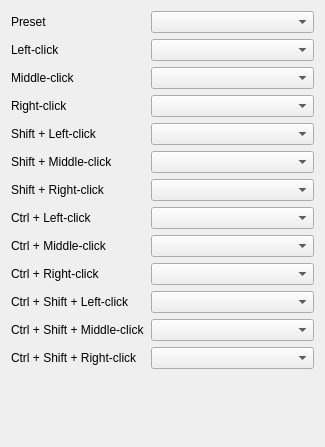
Before: the Qt Designer form src/gui/input/MouseConfigWidget.ui in openscad/openscad, drawn with Qt 5.
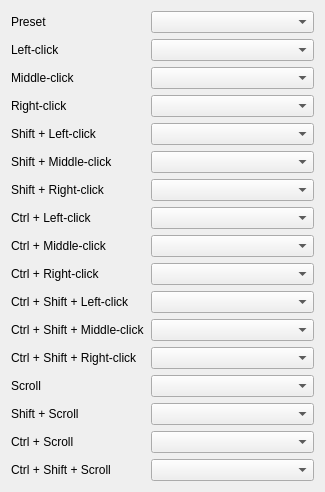
After: the same form once the commit is applied.

Commit message:
Configurable scroll behavior in 3D navigation
Building on the recently-added Mouse settings, this patch allows
configuring the behavior of scrolling (also shift+scroll, ctrl+scroll,
and ctrl+shift+scroll). The default behavior is kept as the status quo:
zoom on scroll, FOV zoom on shift+scroll.

The MouseAction enum was reordered: previously, it was sorted by
modifier, then button, now it's button, then modifier. This way, the
same modifier indexing strategy can be used for the scroll actions.

The edit to the form file:
```diff
--- a/src/gui/input/MouseConfigWidget.ui
+++ b/src/gui/input/MouseConfigWidget.ui
@@ -147,7 +147,7 @@
      </property>
     </widget>
    </item>
-   <item row="13" column="1">
+   <item row="18" column="1">
     <spacer name="horizontalSpacerButtonConfig">
      <property name="orientation">
       <enum>Qt::Horizontal</enum>
@@ -163,7 +163,7 @@
    <item row="4" column="1">
     <widget class="QComboBox" name="comboBoxShiftLeftClick"/>
    </item>
-   <item row="13" column="0">
+   <item row="18" column="0">
     <spacer name="verticalSpacerButtonConfig">
      <property name="orientation">
       <enum>Qt::Vertical</enum>
@@ -179,6 +179,46 @@
    <item row="12" column="1">
     <widget class="QComboBox" name="comboBoxCtrlShiftRightClick"/>
    </item>
+   <item row="14" column="0">
+    <widget class="QLabel" name="labelScroll">
+     <property name="text">
+      <string>Scroll</string>
+     </property>
+    </widget>
+   </item>
+   <item row="14" column="1">
+    <widget class="QComboBox" name="comboBoxScroll"/>
+   </item>
+   <item row="15" column="0">
+    <widget class="QLabel" name="labelShiftScroll">
+     <property name="text">
+      <string>Shift + Scroll</string>
+     </property>
+    </widget>
+   </item>
+   <item row="15" column="1">
+    <widget class="QComboBox" name="comboBoxShiftScroll"/>
+   </item>
+   <item row="16" column="0">
+    <widget class="QLabel" name="labelCtrlScroll">
+     <property name="text">
+      <string>Ctrl + Scroll</string>
+     </property>
+    </widget>
+   </item>
+   <item row="16" column="1">
+    <widget class="QComboBox" name="comboBoxCtrlScroll"/>
+   </item>
+   <item row="17" column="0">
+    <widget class="QLabel" name="labelCtrlShiftScroll">
+     <property name="text">
+      <string>Ctrl + Shift + Scroll</string>
+     </property>
+    </widget>
+   </item>
+   <item row="17" column="1">
+    <widget class="QComboBox" name="comboBoxCtrlShiftScroll"/>
+   </item>
   </layout>
  </widget>
  <resources/>
```
The commit also changes 8 other files.
